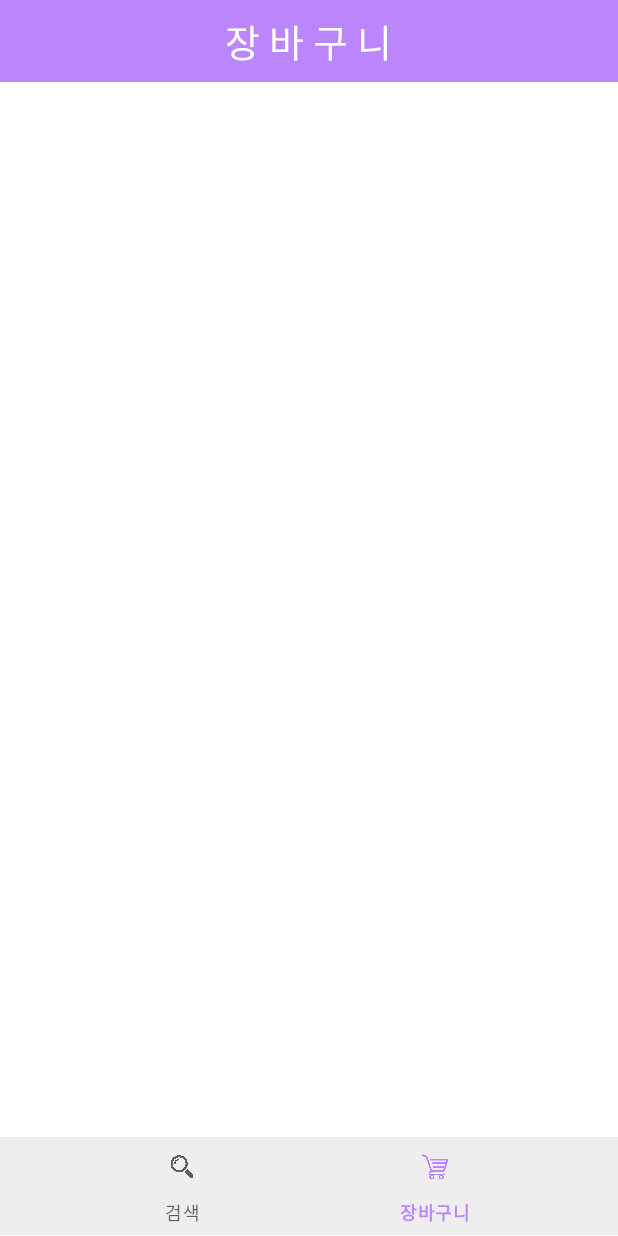
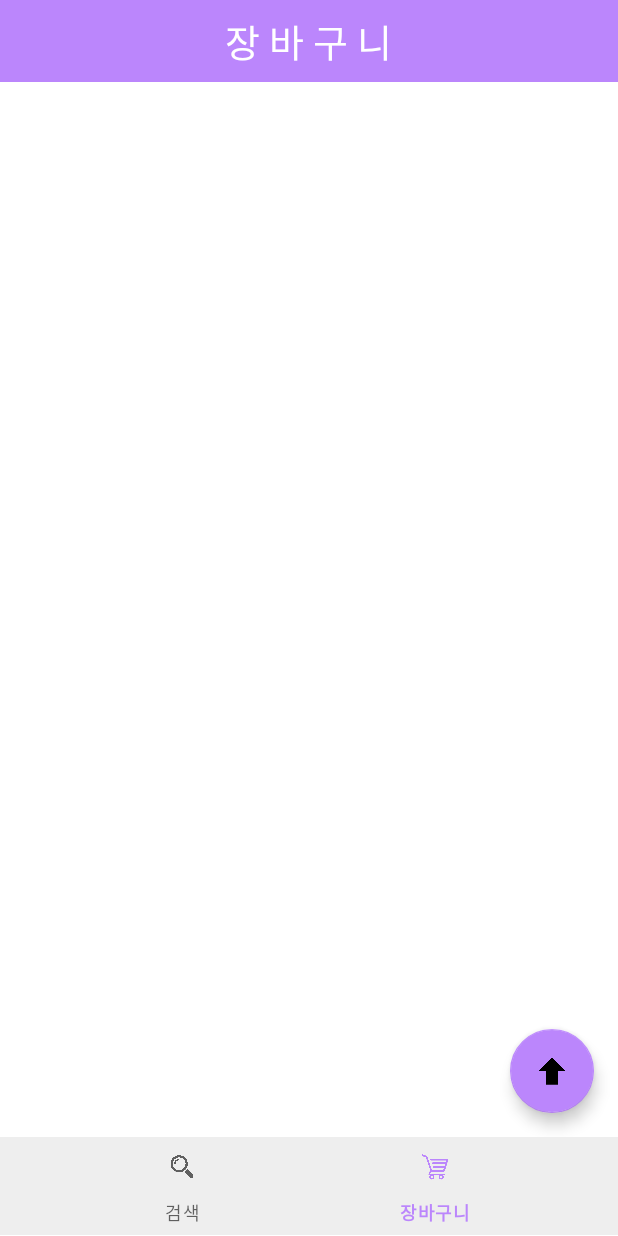
Before and after one commit to bCheol/SimpleShoppingJv, an Android app: the screen it shows after launch (MainActivity), item 2 of the bottom bar chosen, on a phone screen of 412 x 824 dp. Run offline under Robolectric (Android 15) with nearby library versions, the phone set to English and light mode, and no system bars; pictures from the network do not load.

Commit message:
floatingButton

```diff
--- a/app/src/main/java/com/example/simpleshoppingjv/FragmentBasket.java
+++ b/app/src/main/java/com/example/simpleshoppingjv/FragmentBasket.java
@@ -13,6 +13,8 @@ import android.view.LayoutInflater;
 import android.view.View;
 import android.view.ViewGroup;
 import android.widget.Toast;
+
+import com.google.android.material.floatingactionbutton.FloatingActionButton;
 
 public class FragmentBasket extends Fragment {
 
@@ -44,6 +46,16 @@ public class FragmentBasket extends Fragment {
 
         recyclerView.setAdapter(adapterBasket);
 
+        //플로팅 버튼 생성, 실행
+        FloatingActionButton floatingActionButton = root.findViewById(R.id.floatingButton);
+
+        floatingActionButton.setOnClickListener(new View.OnClickListener() {
+            @Override
+            public void onClick(View view) {
+                recyclerView.scrollToPosition(0);
+            }
+        });
+
         Toast toast = Toast.makeText(requireContext(),"삭제됐습니다.",Toast.LENGTH_SHORT);
 
         //장바구니(DB) 삭제
--- a/app/src/main/java/com/example/simpleshoppingjv/FragmentSearch.java
+++ b/app/src/main/java/com/example/simpleshoppingjv/FragmentSearch.java
@@ -20,6 +20,8 @@ import android.widget.ArrayAdapter;
 import android.widget.EditText;
 import android.widget.Spinner;
 import android.widget.Toast;
+
+import com.google.android.material.floatingactionbutton.FloatingActionButton;
 
 import retrofit2.Call;
 import retrofit2.Callback;
@@ -130,6 +132,16 @@ public class FragmentSearch extends Fragment {
             }
         });
 
+        //플로팅 버튼 생성, 실행
+        FloatingActionButton floatingActionButton = root.findViewById(R.id.floatingButton);
+
+        floatingActionButton.setOnClickListener(new View.OnClickListener() {
+            @Override
+            public void onClick(View view) {
+                recyclerView.scrollToPosition(0);
+            }
+        });
+
         return root;
     }
 
--- a/app/src/main/res/layout/fragment_basket.xml
+++ b/app/src/main/res/layout/fragment_basket.xml
@@ -1,9 +1,9 @@
 <?xml version="1.0" encoding="utf-8"?>
-<LinearLayout
-    xmlns:android="http://schemas.android.com/apk/res/android"
+<LinearLayout xmlns:android="http://schemas.android.com/apk/res/android"
     xmlns:tools="http://schemas.android.com/tools"
     android:layout_width="match_parent"
     android:layout_height="match_parent"
+    xmlns:app="http://schemas.android.com/apk/res-auto"
     tools:context=".FragmentBasket"
     android:orientation="vertical">
     <!-- 상단 타이틀 -->
@@ -22,15 +22,25 @@
             android:background="@color/purple_200"
             android:textColor="@color/white"/>
     </LinearLayout>
-    <!-- 목록 리사이클러뷰 -->
-    <LinearLayout
+    <!-- 목록 -->
+    <FrameLayout
         android:layout_width="match_parent"
         android:layout_height="0dp"
         android:layout_weight="10.2"
         android:orientation="vertical">
+        <!-- 리사이클러뷰 -->
         <androidx.recyclerview.widget.RecyclerView
             android:layout_width="match_parent"
             android:layout_height="match_parent"
             android:id="@+id/recyclerView"/>
-    </LinearLayout>
+        <!-- 플로팅버튼 -->
+        <com.google.android.material.floatingactionbutton.FloatingActionButton
+            android:id="@+id/floatingButton"
+            android:layout_width="wrap_content"
+            android:layout_height="wrap_content"
+            android:layout_gravity="end|bottom"
+            android:src="@drawable/icon_up"
+            android:layout_margin="16dp"
+            app:backgroundTint="@color/purple_200" />
+    </FrameLayout>
 </LinearLayout>
```
Also changed, not shown: app/src/main/res/layout/fragment_search.xml (+15 -5 lines), app/src/main/res/drawable/icon_up.png (added).
